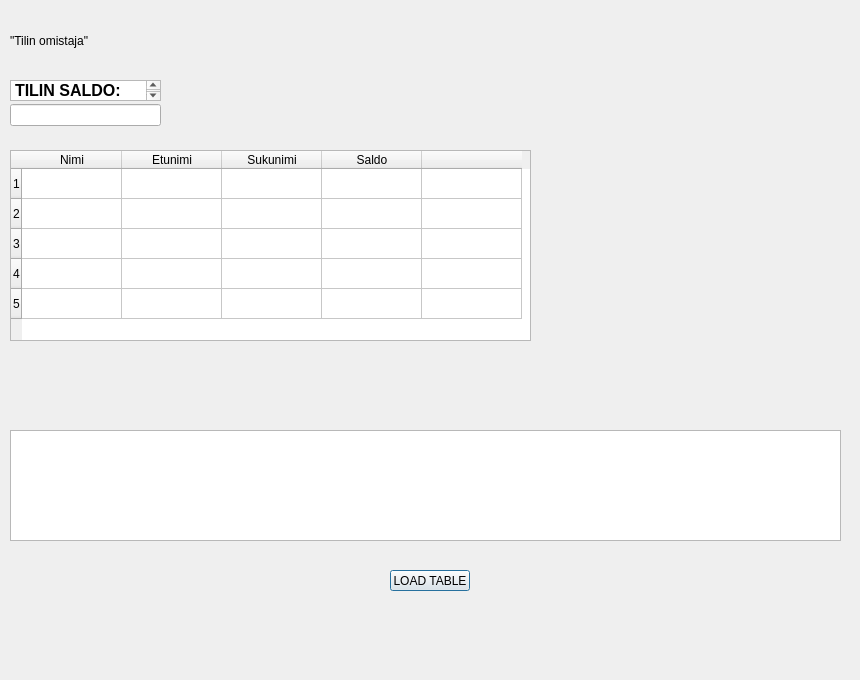
AJHosuja/BankAutomat, file bankautomat/saldo.ui: the form before one commit.
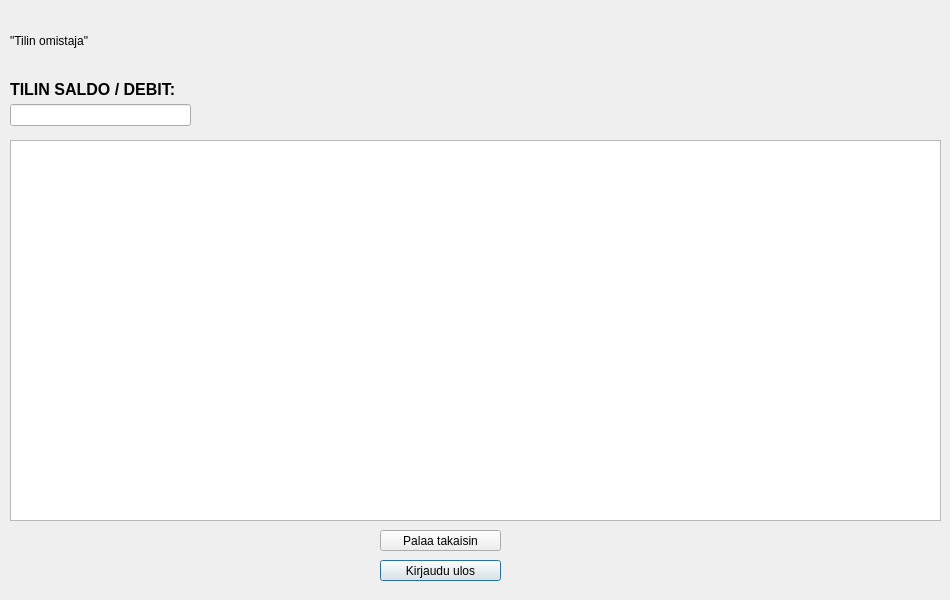
The form after the commit.

Commit message: Saldo käyttöliittymän päivityksiä

Diff of the .ui file:
```diff
--- a/bankautomat/saldo.ui
+++ b/bankautomat/saldo.ui
@@ -6,8 +6,8 @@
    <rect>
     <x>0</x>
     <y>0</y>
-    <width>860</width>
-    <height>680</height>
+    <width>950</width>
+    <height>600</height>
    </rect>
   </property>
   <property name="windowTitle">
@@ -24,7 +24,7 @@
    </property>
    <layout class="QVBoxLayout" name="verticalLayout">
     <item>
-     <widget class="QLabel" name="label">
+     <widget class="QLabel" name="label_omistaja">
       <property name="text">
        <string>&quot;Tilin omistaja&quot;</string>
       </property>
@@ -37,7 +37,7 @@
     <rect>
      <x>10</x>
      <y>100</y>
-     <width>151</width>
+     <width>181</width>
      <height>31</height>
     </rect>
    </property>
@@ -47,102 +47,13 @@
     </item>
    </layout>
   </widget>
-  <widget class="QTextEdit" name="textEdit">
-   <property name="enabled">
-    <bool>true</bool>
-   </property>
-   <property name="geometry">
-    <rect>
-     <x>10</x>
-     <y>80</y>
-     <width>151</width>
-     <height>21</height>
-    </rect>
-   </property>
-   <property name="autoFillBackground">
-    <bool>true</bool>
-   </property>
-   <property name="html">
-    <string>&lt;!DOCTYPE HTML PUBLIC &quot;-//W3C//DTD HTML 4.0//EN&quot; &quot;http://www.w3.org/TR/REC-html40/strict.dtd&quot;&gt;
-&lt;html&gt;&lt;head&gt;&lt;meta name=&quot;qrichtext&quot; content=&quot;1&quot; /&gt;&lt;style type=&quot;text/css&quot;&gt;
-p, li { white-space: pre-wrap; }
-&lt;/style&gt;&lt;/head&gt;&lt;body style=&quot; font-family:'MS Shell Dlg 2'; font-size:8.25pt; font-weight:400; font-style:normal;&quot;&gt;
-&lt;p style=&quot; margin-top:0px; margin-bottom:0px; margin-left:0px; margin-right:0px; -qt-block-indent:0; text-indent:0px;&quot;&gt;&lt;span style=&quot; font-size:12pt; font-weight:600;&quot;&gt;TILIN SALDO:&lt;/span&gt;&lt;/p&gt;&lt;/body&gt;&lt;/html&gt;</string>
-   </property>
-  </widget>
-  <widget class="QWidget" name="verticalLayoutWidget_3">
-   <property name="geometry">
-    <rect>
-     <x>10</x>
-     <y>150</y>
-     <width>521</width>
-     <height>191</height>
-    </rect>
-   </property>
-   <layout class="QVBoxLayout" name="verticalLayout_3">
-    <item>
-     <widget class="QTableWidget" name="tableWidget">
-      <row>
-       <property name="text">
-        <string>1</string>
-       </property>
-      </row>
-      <row>
-       <property name="text">
-        <string>2</string>
-       </property>
-      </row>
-      <row>
-       <property name="text">
-        <string>3</string>
-       </property>
-      </row>
-      <row>
-       <property name="text">
-        <string>4</string>
-       </property>
-      </row>
-      <row>
-       <property name="text">
-        <string>5</string>
-       </property>
-      </row>
-      <column>
-       <property name="text">
-        <string>Nimi</string>
-       </property>
-      </column>
-      <column>
-       <property name="text">
-        <string>Etunimi</string>
-       </property>
-      </column>
-      <column>
-       <property name="text">
-        <string>Sukunimi</string>
-       </property>
-      </column>
-      <column>
-       <property name="text">
-        <string>Saldo</string>
-       </property>
-      </column>
-      <column>
-       <property name="text">
-        <string/>
-       </property>
-      </column>
-     </widget>
-    </item>
-   </layout>
-  </widget>
   <widget class="QWidget" name="verticalLayoutWidget_4">
    <property name="geometry">
     <rect>
      <x>10</x>
-     <y>430</y>
-     <width>831</width>
-     <height>111</height>
+     <y>140</y>
+     <width>931</width>
+     <height>381</height>
     </rect>
    </property>
    <layout class="QVBoxLayout" name="verticalLayout_4">
@@ -154,14 +65,40 @@
   <widget class="QPushButton" name="pushButton_loadTable">
    <property name="geometry">
     <rect>
-     <x>390</x>
-     <y>570</y>
-     <width>80</width>
+     <x>380</x>
+     <y>560</y>
+     <width>121</width>
      <height>21</height>
     </rect>
    </property>
    <property name="text">
-    <string>LOAD TABLE</string>
+    <string>Kirjaudu ulos</string>
+   </property>
+  </widget>
+  <widget class="QPushButton" name="PalaaTakaisin">
+   <property name="geometry">
+    <rect>
+     <x>380</x>
+     <y>530</y>
+     <width>121</width>
+     <height>21</height>
+    </rect>
+   </property>
+   <property name="text">
+    <string>Palaa takaisin</string>
+   </property>
+  </widget>
+  <widget class="QLabel" name="label">
+   <property name="geometry">
+    <rect>
+     <x>10</x>
+     <y>80</y>
+     <width>191</width>
+     <height>16</height>
+    </rect>
+   </property>
+   <property name="text">
+    <string>&lt;html&gt;&lt;head/&gt;&lt;body&gt;&lt;p&gt;&lt;span style=&quot; font-size:12pt; font-weight:600;&quot;&gt;TILIN SALDO / DEBIT:&lt;/span&gt;&lt;/p&gt;&lt;/body&gt;&lt;/html&gt;</string>
    </property>
   </widget>
  </widget>
```
Left out of the diff: 4 changed lines with no effect on the pictures. The commit also changes 39 other files.
